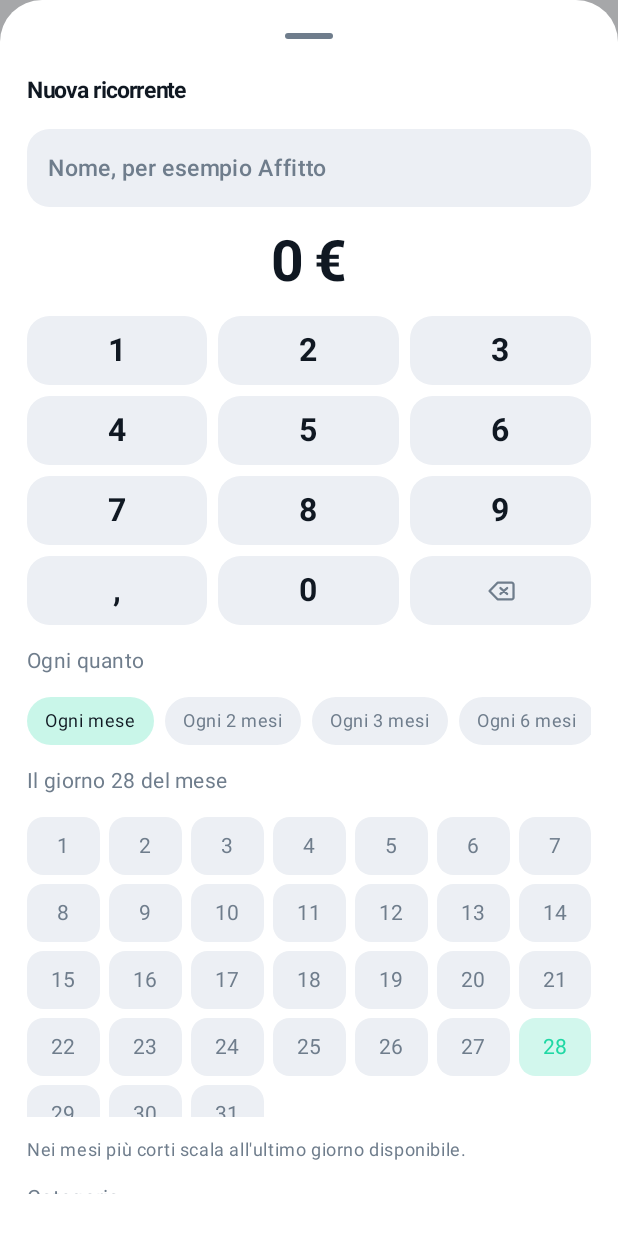
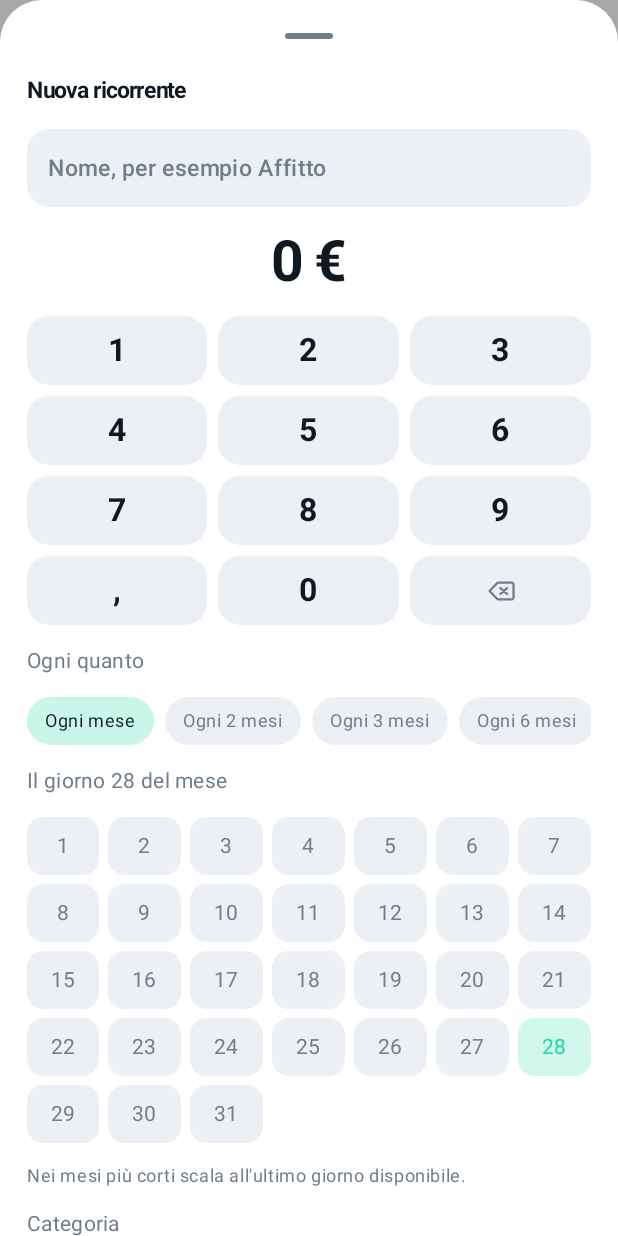
Before and after one commit to KreedAc/Quadra, an Android app built with Jetpack Compose: the composable RicorrentiScreen shown on its own in the app's theme, after a tap on "Aggiungi una ricorrente", on a phone screen of 412 x 824 dp. Run offline under Robolectric (Android 15) with nearby library versions, the phone set to English and light mode, and no system bars; our stand-ins replace Room's generated code.

Commit message:
Fa scorrere i fogli, che sotto il bordo nascondevano il pulsante di salvataggio
Il foglio delle ricorrenti è più alto di qualunque schermo — nome, tastierino,
cadenza, i trentuno giorni del mese, categoria e conto — e il suo contenuto
era una colonna che non scorreva. "Salva" e la scelta del conto restavano
sotto il bordo, irraggiungibili: trascinare verso l'alto chiude il foglio
invece di scoprirlo, quindi non c'era proprio modo di completare una regola.

Il difetto non era solo lì. Ogni foglio dell'app aveva la stessa colonna
fissa, e tutti diventano troppo alti prima o poi: il dettaglio di un
movimento con due pannelli aperti, la modifica di un conto su uno schermo
corto, la creazione di una categoria con tastiera a video alzata. Ora il
contenuto passa tutto da ContenutoFoglio, che scorre, così il problema non
si ripresenta al prossimo campo aggiunto.

Le griglie dentro i fogli non sono più pigre. Una griglia pigra è anche un
componente che scorre, e dentro un foglio che scorre le due cose si rubano
lo stesso gesto: si finirebbe per non riuscire a scorrere il foglio proprio
mentre il dito è sopra i giorni del mese. Con trentuno caselle o quindici
categorie la pigrizia non serviva comunque, e GrigliaFissa le dispone riga
per riga senza intercettare niente.

Co-Authored-By: Claude Opus 5 <noreply@anthropic.com>
Claude-Session: https://claude.ai/code/session_01FPWU1MKzLKxNwiZyHWb8CL

```diff
--- a/app/src/main/kotlin/it/quadra/ui/common/Campi.kt
+++ b/app/src/main/kotlin/it/quadra/ui/common/Campi.kt
@@ -5,11 +5,15 @@ import androidx.compose.foundation.clickable
 import androidx.compose.foundation.layout.Arrangement
 import androidx.compose.foundation.layout.Box
 import androidx.compose.foundation.layout.Column
+import androidx.compose.foundation.layout.ColumnScope
 import androidx.compose.foundation.layout.Row
+import androidx.compose.foundation.layout.Spacer
 import androidx.compose.foundation.layout.fillMaxWidth
 import androidx.compose.foundation.layout.height
 import androidx.compose.foundation.layout.padding
 import androidx.compose.foundation.layout.size
+import androidx.compose.foundation.rememberScrollState
+import androidx.compose.foundation.verticalScroll
 import androidx.compose.foundation.lazy.LazyRow
 import androidx.compose.foundation.lazy.items
 import androidx.compose.foundation.shape.RoundedCornerShape
@@ -24,6 +28,7 @@ import androidx.compose.ui.draw.clip
 import androidx.compose.ui.graphics.Color
 import androidx.compose.ui.graphics.SolidColor
 import androidx.compose.ui.text.style.TextAlign
+import androidx.compose.ui.unit.Dp
 import androidx.compose.ui.unit.dp
 import it.quadra.core.input.Digitazione
 import it.quadra.core.model.Money
@@ -41,6 +46,66 @@ import it.quadra.ui.theme.tabular
  * tastierino che in una schermata accumula centesimi e in un'altra no è il tipo di
  * incoerenza che si nota subito col pollice e non si riesce mai a spiegare.
  */
+
+/**
+ * Il contenuto di un foglio che sale dal basso.
+ *
+ * Scorre. Sembra ovvio e non lo è stato: un foglio con dentro un tastierino, una griglia
+ * di giorni e tre file di scelte supera l'altezza dello schermo su qualunque telefono, e
+ * senza scorrimento il pulsante di salvataggio resta sotto il bordo — irraggiungibile,
+ * perché trascinare verso l'alto chiude il foglio invece di scoprirlo.
+ *
+ * Dentro non ci devono essere componenti che scorrono in verticale a loro volta: si
+ * contenderebbero lo stesso gesto. Per le griglie c'è [GrigliaFissa], che non scorre.
+ */
+@Composable
+fun ContenutoFoglio(
+    modifier: Modifier = Modifier,
+    spazio: Dp = 14.dp,
+    contenuto: @Composable ColumnScope.() -> Unit,
+) {
+    Column(
+        modifier = modifier
+            .fillMaxWidth()
+            .verticalScroll(rememberScrollState())
+            .padding(horizontal = 18.dp)
+            .padding(bottom = 28.dp),
+        verticalArrangement = Arrangement.spacedBy(spazio),
+        content = contenuto,
+    )
+}
+
+/**
+ * Una griglia che non scorre, disposta a mano riga per riga.
+ *
+ * Serve dentro i fogli: una griglia pigra è anche un componente che scorre, e dentro un
+ * foglio che scorre a sua volta le due cose si rubano il gesto. Con poche decine di
+ * elementi — le categorie, i giorni del mese — la pigrizia non serviva comunque.
+ */
+@Composable
+fun <T> GrigliaFissa(
+    voci: List<T>,
+    colonne: Int,
+    modifier: Modifier = Modifier,
+    spazio: Dp = 6.dp,
+    contenuto: @Composable (T) -> Unit,
+) {
+    Column(modifier, verticalArrangement = Arrangement.spacedBy(spazio)) {
+        voci.chunked(colonne).forEach { riga ->
+            Row(
+                modifier = Modifier.fillMaxWidth(),
+                horizontalArrangement = Arrangement.spacedBy(spazio),
+            ) {
+                riga.forEach { voce ->
+                    Box(Modifier.weight(1f)) { contenuto(voce) }
+                }
+                // L'ultima riga incompleta non deve allargare le celle che ha:
+                // il posto vuoto resta vuoto e le colonne restano allineate.
+                repeat(colonne - riga.size) { Spacer(Modifier.weight(1f)) }
+            }
+        }
+    }
+}
 
 /** Le tinte fra cui scegliere, le stesse verificate per il tema scuro e per quello chiaro. */
 val TAVOLOZZA: List<Int> = listOf(
--- a/app/src/main/kotlin/it/quadra/ui/ricorrenti/RicorrentiScreen.kt
+++ b/app/src/main/kotlin/it/quadra/ui/ricorrenti/RicorrentiScreen.kt
@@ -9,13 +9,9 @@ import androidx.compose.foundation.layout.Row
 import androidx.compose.foundation.layout.Spacer
 import androidx.compose.foundation.layout.fillMaxWidth
 import androidx.compose.foundation.layout.height
-import androidx.compose.foundation.layout.heightIn
 import androidx.compose.foundation.layout.padding
 import androidx.compose.foundation.layout.size
 import androidx.compose.foundation.lazy.LazyColumn
-import androidx.compose.foundation.lazy.grid.GridCells
-import androidx.compose.foundation.lazy.grid.LazyVerticalGrid
-import androidx.compose.foundation.lazy.grid.items as gridItems
 import androidx.compose.foundation.lazy.itemsIndexed
 import androidx.compose.foundation.shape.RoundedCornerShape
 import androidx.compose.material3.ExperimentalMaterial3Api
@@ -52,6 +48,8 @@ import it.quadra.ui.Icone
 import it.quadra.ui.common.Azione
 import it.quadra.ui.common.CampoTesto
 import it.quadra.ui.common.ChipRow
+import it.quadra.ui.common.ContenutoFoglio
+import it.quadra.ui.common.GrigliaFissa
 import it.quadra.ui.common.ImportoGrande
 import it.quadra.ui.common.Tastierino
 import it.quadra.ui.iconFor
@@ -299,10 +297,7 @@ private fun FoglioRegola(
         sheetState = rememberModalBottomSheetState(skipPartiallyExpanded = true),
         containerColor = MaterialTheme.colorScheme.surface,
     ) {
-        Column(
-            Modifier.padding(horizontal = 18.dp).padding(bottom = 28.dp),
-            verticalArrangement = Arrangement.spacedBy(14.dp),
-        ) {
+        ContenutoFoglio {
             Text(
                 if (iniziale == null) "Nuova ricorrente" else "Modifica ricorrente",
                 style = MaterialTheme.typography.titleMedium,
@@ -411,29 +406,24 @@ private fun FoglioRegola(
 /** I giorni del mese, per scegliere quando cade. */
 @Composable
 private fun GrigliaGiorni(scelto: Int, onScegli: (Int) -> Unit) {
-    LazyVerticalGrid(
-        columns = GridCells.Fixed(7),
-        modifier = Modifier.heightIn(max = 200.dp),
-        verticalArrangement = Arrangement.spacedBy(6.dp),
-        horizontalArrangement = Arrangement.spacedBy(6.dp),
-    ) {
-        gridItems((1..31).toList(), key = { it }) { numero ->
+    val acceso = extra.brandEnd
+    GrigliaFissa(voci = (1..31).toList(), colonne = 7) { numero ->
         val attivo = numero == scelto
         Text(
             numero.toString(),
             style = MaterialTheme.typography.bodyMedium.tabular,
             textAlign = TextAlign.Center,
-                color = if (attivo) extra.brandEnd else MaterialTheme.colorScheme.onSurfaceVariant,
+            color = if (attivo) acceso else MaterialTheme.colorScheme.onSurfaceVariant,
             modifier = Modifier
+                .fillMaxWidth()
                 .clip(RoundedCornerShape(11.dp))
                 .background(
-                        if (attivo) extra.brandEnd.copy(alpha = 0.20f)
+                    if (attivo) acceso.copy(alpha = 0.20f)
                     else MaterialTheme.colorScheme.surfaceVariant
                 )
                 .clickable { onScegli(numero) }
                 .padding(vertical = 9.dp),
         )
-        }
     }
 }
 
```
Also changed, not shown: app/src/main/kotlin/it/quadra/ui/categorie/CategorieScreen.kt (+4 -12 lines), app/src/main/kotlin/it/quadra/ui/conti/ContiScreen.kt (+3 -8 lines), app/src/main/kotlin/it/quadra/ui/movimenti/DettaglioSheet.kt (+7 -19 lines). Lines whose indentation alone changed are shown as unchanged.
